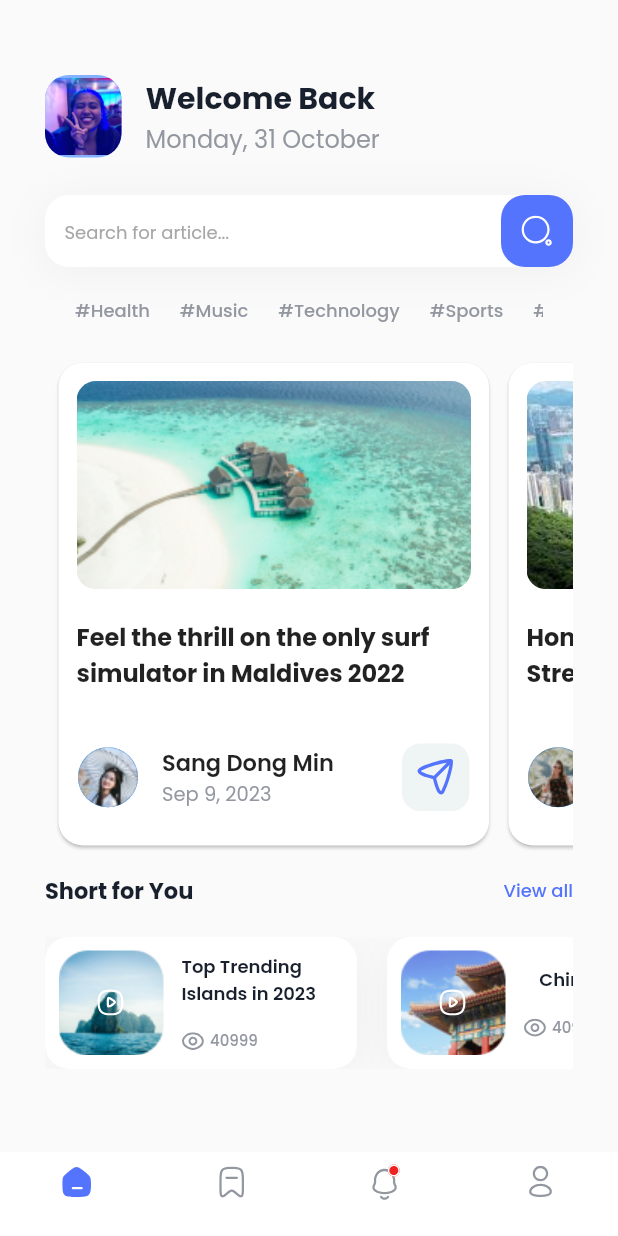
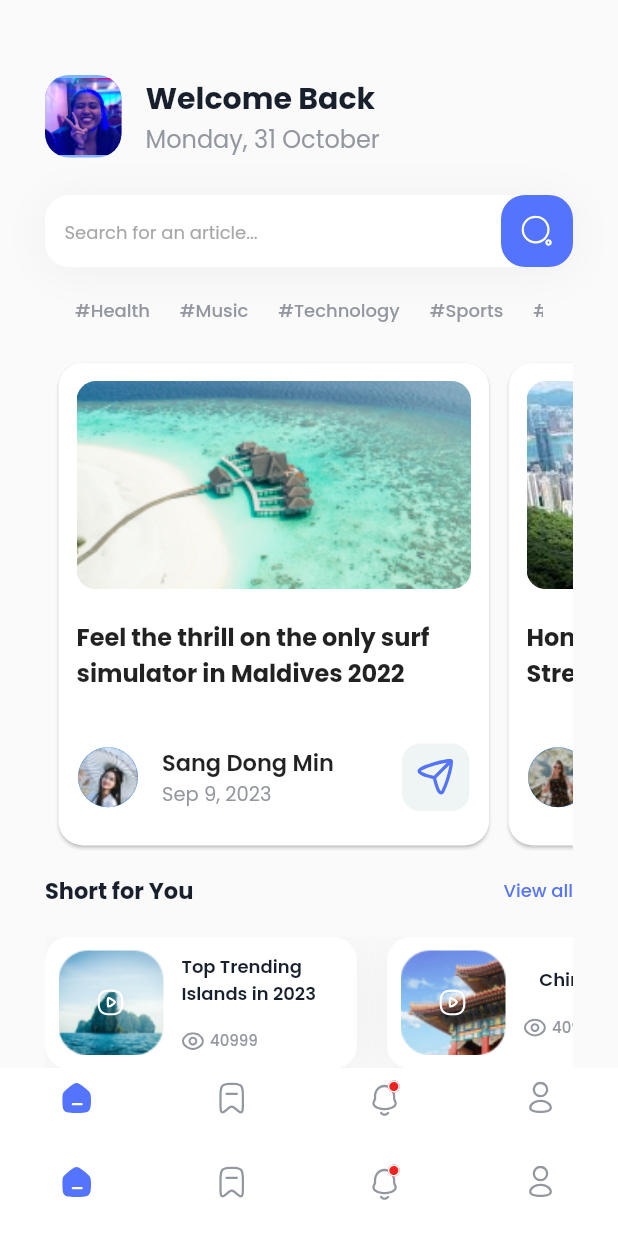
Before and after one commit to laragrace30/news_app, a Flutter app: the screen it shows after launch, on a phone screen of 412 x 824 dp. Run offline on Flutter 3.47's test engine with Material 2 defaults, Android fonts, the phone set to English and light mode, and no system bars; our stand-ins replace carousel_slider, flutter_svg, google_fonts.

```diff
--- /dev/null
+++ b/lib/Components/nav_bar.dart
@@ -0,0 +1,52 @@
+import 'package:flutter/material.dart';
+import 'package:flutter_svg/flutter_svg.dart';
+
+import 'styles.dart';
+
+class NavBar extends StatelessWidget {
+  final int selectedIndex;
+  final Function(int) onItemTapped;
+
+  const NavBar({
+    Key? key,
+    required this.selectedIndex,
+    required this.onItemTapped,
+  }) : super(key: key);
+
+  @override
+  Widget build(BuildContext context) {
+    return BottomNavigationBar(
+      elevation: 0,
+      type: BottomNavigationBarType.fixed,
+      backgroundColor: kWhite,
+      items: <BottomNavigationBarItem>[
+        BottomNavigationBarItem(
+          icon: selectedIndex == 0
+              ? SvgPicture.asset('assets/home_selected_icon.svg')
+              : SvgPicture.asset('assets/home_unselected_icon.svg'),
+          label: '',
+        ),
+        BottomNavigationBarItem(
+          icon: selectedIndex == 1
+              ? SvgPicture.asset('assets/bookmark_selected_icon.svg')
+              : SvgPicture.asset('assets/bookmark_unselected_icon.svg'),
+          label: '',
+        ),
+        BottomNavigationBarItem(
+          icon: selectedIndex == 2
+              ? SvgPicture.asset('assets/notification_selected_icon.svg')
+              : SvgPicture.asset('assets/notification_unselected_icon.svg'),
+          label: '',
+        ),
+        BottomNavigationBarItem(
+          icon: selectedIndex == 3
+              ? SvgPicture.asset('assets/profile_selected_icon.svg')
+              : SvgPicture.asset('assets/profile_unselected_icon.svg'),
+          label: '',
+        ),
+      ],
+      currentIndex: selectedIndex,
+      onTap: onItemTapped,
+    );
+  }
+}
--- a/lib/main.dart
+++ b/lib/main.dart
@@ -1,11 +1,10 @@
 import 'package:flutter/material.dart';
-import 'package:flutter_svg/flutter_svg.dart';
 import 'package:news_app/screens/my_home_page.dart';
-import 'package:news_app/Components/styles.dart';
 import 'package:news_app/screens/news_detail.dart';
+import 'package:news_app/screens/profile_screen.dart';
 
-import 'screens/profile_screen.dart';
-
+import 'Components/nav_bar.dart';
+import 'Components/styles.dart';
 
 void main() {
   runApp(const MyApp());
@@ -20,12 +19,6 @@ class MyApp extends StatefulWidget {
 
 class _MyAppState extends State<MyApp> {
   int _selectedIndex = 0;
-  final List<Widget> _pages = [
-    const MyHomePage(),
-    const NewsDetail(),
-    const ProfileScreen(),
-
-  ];
 
   void _onItemTapped(int index) {
     setState(() {
@@ -35,48 +28,31 @@ class _MyAppState extends State<MyApp> {
 
   @override
   Widget build(BuildContext context) {
+    final List<Widget> pages = [
+      MyHomePage(
+        selectedIndex: _selectedIndex,
+        onItemTapped: _onItemTapped,
+      ),
+      const NewsDetail(),
+      const ProfileScreen(),
+    ];
+
     return MaterialApp(
       routes: {
-       '/profile_screen': (context) => const ProfileScreen(),
+        '/profile_screen': (context) => const ProfileScreen(),
         '/news_detail': (context) => const NewsDetail(),
-        '/my_home_page': (context) => const MyHomePage(),
+        '/my_home_page': (context) => MyHomePage(
+                                      selectedIndex: _selectedIndex,
+                                      onItemTapped: _onItemTapped,
+                                    ),
       },
       debugShowCheckedModeBanner: false,
       home: Scaffold(
         backgroundColor: kLighterWhite,
-        body: _pages[_selectedIndex],
-        bottomNavigationBar: BottomNavigationBar(
-          elevation: 0,
-          type: BottomNavigationBarType.fixed,
-          backgroundColor: kWhite,
-          items: <BottomNavigationBarItem>[
-            BottomNavigationBarItem(
-              icon: _selectedIndex == 0
-                  ? SvgPicture.asset('assets/home_selected_icon.svg')
-                  : SvgPicture.asset('assets/home_unselected_icon.svg'),
-              label: '',
-            ),
-            BottomNavigationBarItem(
-              icon: _selectedIndex == 1
-                  ? SvgPicture.asset('assets/bookmark_selected_icon.svg')
-                  : SvgPicture.asset('assets/bookmark_unselected_icon.svg'),
-              label: '',
-            ),
-            BottomNavigationBarItem(
-              icon: _selectedIndex == 2
-                  ? SvgPicture.asset('assets/notification_selected_icon.svg')
-                  : SvgPicture.asset('assets/notification_unselected_icon.svg'),
-              label: '',
-            ),
-            BottomNavigationBarItem(
-              icon: _selectedIndex == 3
-                  ? SvgPicture.asset('assets/profile_selected_icon.svg')
-                  : SvgPicture.asset('assets/profile_unselected_icon.svg'),
-              label: '',
-            ),
-          ],
-          currentIndex: _selectedIndex,
-          onTap: _onItemTapped,
+        body: pages[_selectedIndex],
+        bottomNavigationBar: NavBar(
+          selectedIndex: _selectedIndex,
+          onItemTapped: _onItemTapped,
         ),
       ),
     );
--- a/lib/screens/my_home_page.dart
+++ b/lib/screens/my_home_page.dart
@@ -3,10 +3,16 @@ import 'package:flutter_svg/flutter_svg.dart';
 import 'package:news_app/Components/horizontal_grid.dart';
 import 'package:news_app/Components/search_tags.dart';
 import 'package:news_app/Components/short_for_you.dart';
+import '../Components/nav_bar.dart';
 import '../Components/styles.dart';
 
 class MyHomePage extends StatelessWidget {
-  const MyHomePage({Key? key}) : super(key: key);
+  const MyHomePage(
+      {Key? key, required this.selectedIndex, required this.onItemTapped})
+      : super(key: key);
+
+  final int selectedIndex;
+  final void Function(int) onItemTapped;
 
   @override
   Widget build(BuildContext context) {
@@ -20,7 +26,7 @@ class MyHomePage extends StatelessWidget {
           children: [
             Row(
               children: [
-                GestureDetector( // Wrap with GestureDetector
+                GestureDetector(
                   onTap: () {
                     Navigator.pushNamed(context, '/profile_screen');
                   },
@@ -89,7 +95,7 @@ class MyHomePage extends StatelessWidget {
                         contentPadding: const EdgeInsets.symmetric(
                           horizontal: 13,
                         ),
-                        hintText: 'Search for article...',
+                        hintText: 'Search for an article...',
                         border: kBorder,
                         errorBorder: kBorder,
                         disabledBorder: kBorder,
@@ -130,6 +136,10 @@ class MyHomePage extends StatelessWidget {
           ],
         ),
       ),
+      bottomNavigationBar: NavBar(
+        selectedIndex: selectedIndex,
+        onItemTapped: onItemTapped,
+      ),
     );
   }
 }
```
